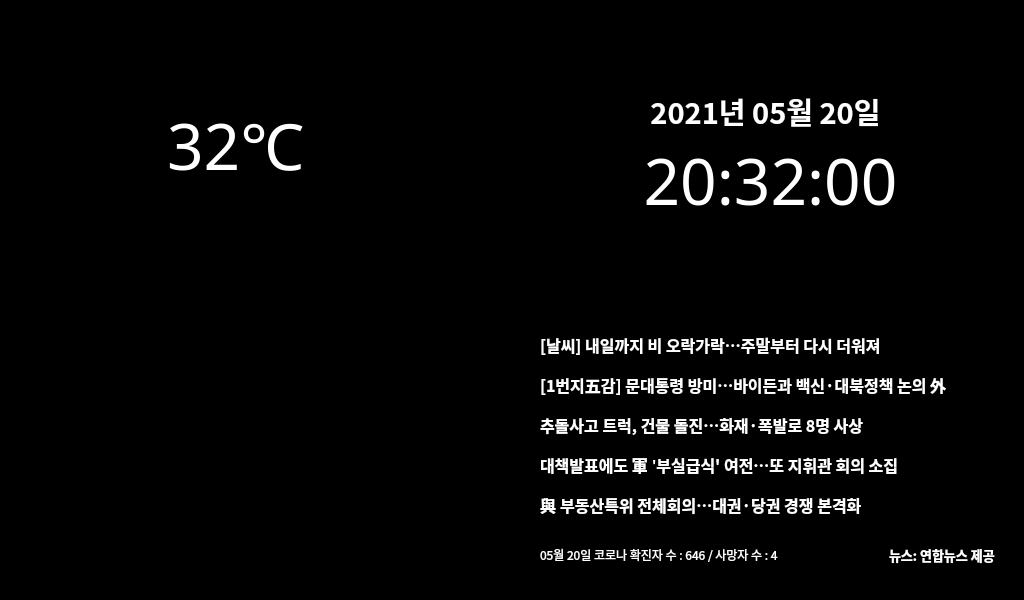
Old version of the form ui/main.ui in the repository Aftermoon-dev/MirrorAssistant.
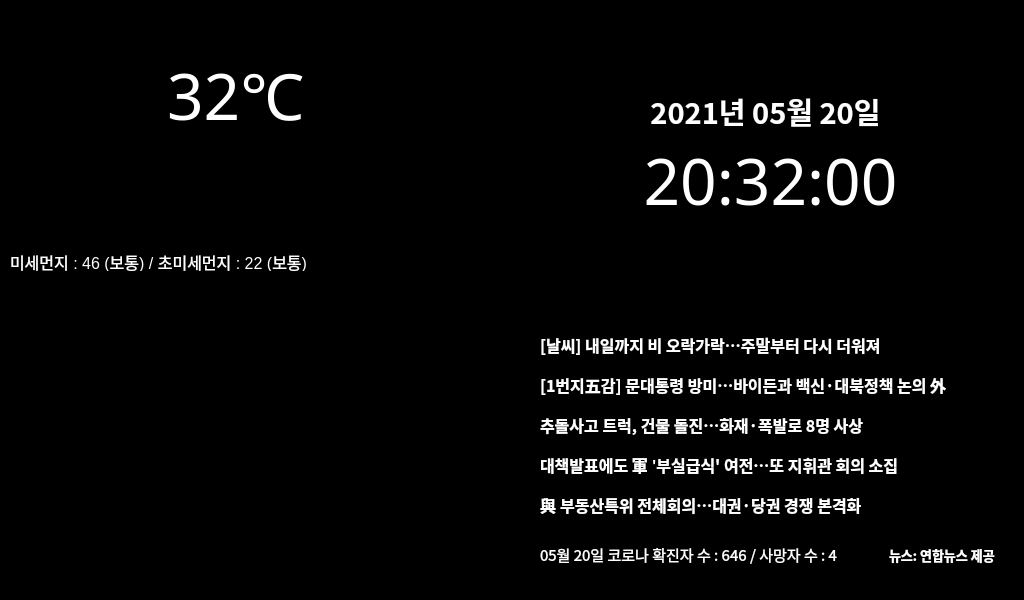
New version of the form.

Commit message: Applied Dust Infomation

What changed in the file:
```diff
--- a/ui/main.ui
+++ b/ui/main.ui
@@ -268,7 +268,7 @@
     <property name="geometry">
      <rect>
       <x>110</x>
-      <y>70</y>
+      <y>20</y>
       <width>231</width>
       <height>111</height>
      </rect>
@@ -282,6 +282,19 @@
      <string>&lt;html&gt;&lt;head/&gt;&lt;body&gt;&lt;p align=&quot;center&quot;&gt;&lt;span style=&quot; font-size:48pt; color:#ffffff;&quot;&gt;32℃&lt;/span&gt;&lt;/p&gt;&lt;/body&gt;&lt;/html&gt;</string>
     </property>
    </widget>
+   <widget class="QLabel" name="dust">
+    <property name="geometry">
+     <rect>
+      <x>0</x>
+      <y>230</y>
+      <width>371</width>
+      <height>21</height>
+     </rect>
+    </property>
+    <property name="text">
+     <string>&lt;html&gt;&lt;head/&gt;&lt;body&gt;&lt;p&gt;&lt;span style=&quot; font-size:12pt;&quot;&gt;미세먼지 : 46 (보통) / 초미세먼지 : 22 (보통)&lt;/span&gt;&lt;/p&gt;&lt;/body&gt;&lt;/html&gt;</string>
+    </property>
+   </widget>
   </widget>
   <widget class="QGroupBox" name="Location2">
    <property name="geometry">
@@ -902,10 +915,14 @@
     <property name="font">
      <font>
       <family>NanumGothic</family>
+      <pointsize>9</pointsize>
+      <weight>50</weight>
+      <italic>false</italic>
+      <bold>false</bold>
      </font>
     </property>
     <property name="text">
-     <string>&lt;html&gt;&lt;head/&gt;&lt;body&gt;&lt;p&gt;&lt;span style=&quot; color:#ffffff;&quot;&gt;05월 20일 코로나 확진자 수 : 646 / 사망자 수 : 4&lt;/span&gt;&lt;/p&gt;&lt;/body&gt;&lt;/html&gt;</string>
+     <string>&lt;html&gt;&lt;head/&gt;&lt;body&gt;&lt;p&gt;&lt;span style=&quot; font-size:11pt; color:#ffffff;&quot;&gt;05월 20일 코로나 확진자 수 : 646 / 사망자 수 : 4&lt;/span&gt;&lt;/p&gt;&lt;/body&gt;&lt;/html&gt;</string>
     </property>
    </widget>
   </widget>
```
Left out of the diff: 8 changed lines with no effect on the pictures. The commit also changes 2 other files.
